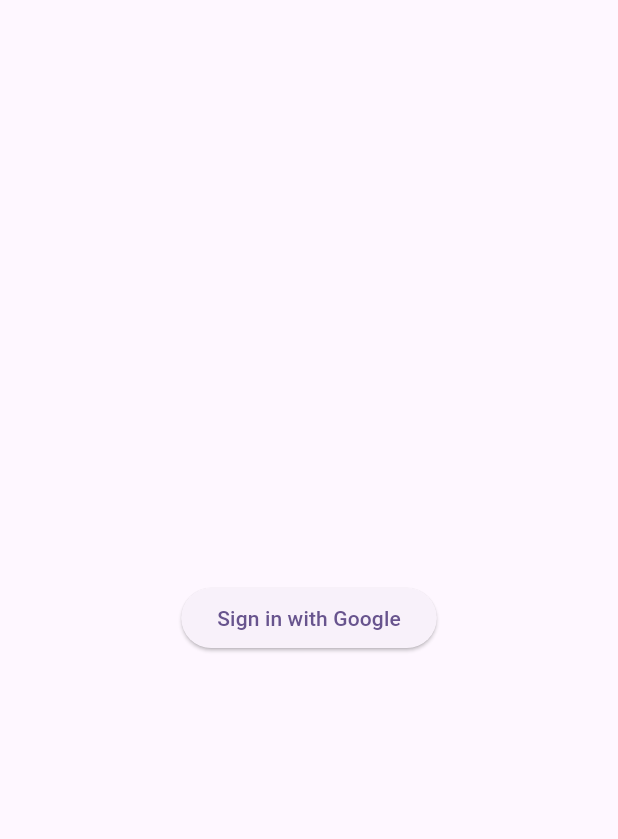
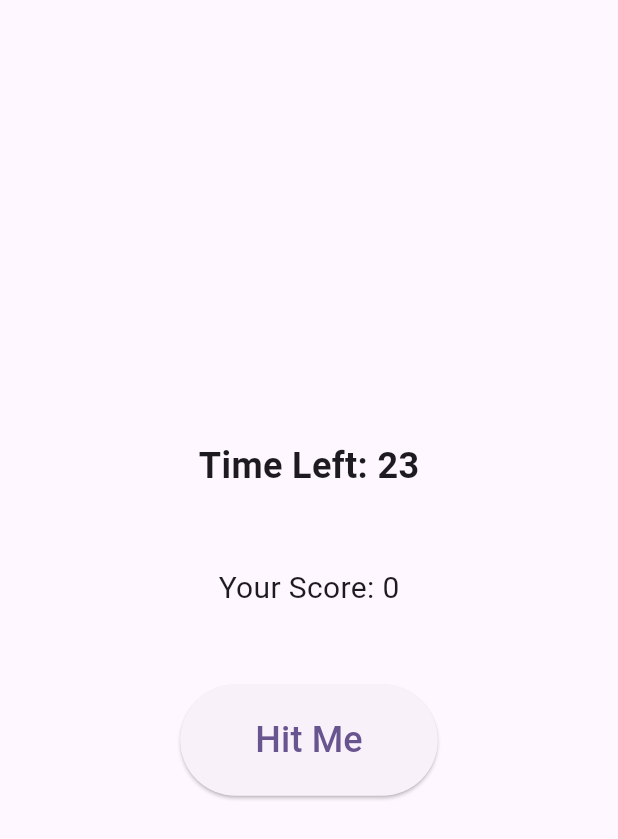
Before and after one commit to BhavikBrainHive/webapp, a Flutter app: the screen it shows after launch, on a phone screen of 412 x 824 dp. Shown: the top 839 px of the screen. Run offline on Flutter 3.47's test engine with Material 3 defaults, Android fonts, the light colour scheme and no system bars; our stand-ins replace cloud_firestore, firebase_auth, firebase_core, flutter_bloc, google_sign_in; missing offline and left inert: dart:html; accounts and stored records are empty; statements that could not run were skipped.

Commit message:
gameplay changes

```diff
--- a/lib/const/app_utils.dart
+++ b/lib/const/app_utils.dart
@@ -1,3 +1,4 @@
 class AppUtils {
   static const int gameSessionExpirationTimeInMills = 300000;
+  static const int gamePlayTimeInMills = 300000;
 }
--- /dev/null
+++ b/lib/game/gameplay.dart
@@ -0,0 +1,71 @@
+import 'package:flutter/material.dart';
+
+class Gameplay extends StatefulWidget {
+  @override
+  _GameplayState createState() => _GameplayState();
+}
+
+class _GameplayState extends State<Gameplay> {
+  int score = 0;
+  int timer = 30;
+
+  @override
+  void initState() {
+    super.initState();
+    startTimer();
+  }
+
+  void startTimer() {
+    Future.delayed(const Duration(seconds: 1), () {
+      if (timer > 0) {
+        setState(() {
+          timer--;
+        });
+        startTimer();
+      } else {
+        /*Navigator.push(
+          context,
+          MaterialPageRoute(builder: (context) => ResultScreen(score: score)),
+        );*/
+      }
+    });
+  }
+
+  void incrementScore() {
+    setState(() {
+      score++;
+    });
+    // Here, you can also update the Firestore score in real-time.
+  }
+
+  @override
+  Widget build(BuildContext context) {
+    return Scaffold(
+      body: Center(
+        child: Column(
+          mainAxisAlignment: MainAxisAlignment.center,
+          children: [
+            Text(
+              'Time Left: $timer',
+              style: const TextStyle(fontSize: 24, fontWeight: FontWeight.bold),
+            ),
+            const SizedBox(height: 50),
+            Text(
+              'Your Score: $score',
+              style: const TextStyle(fontSize: 20),
+            ),
+            const SizedBox(height: 50),
+            ElevatedButton(
+              onPressed: incrementScore,
+              style: ElevatedButton.styleFrom(
+                padding:
+                    const EdgeInsets.symmetric(horizontal: 50, vertical: 20),
+              ),
+              child: const Text('Hit Me', style: TextStyle(fontSize: 24)),
+            ),
+          ],
+        ),
+      ),
+    );
+  }
+}
--- a/lib/main.dart
+++ b/lib/main.dart
@@ -2,6 +2,7 @@
 import 'package:flutter/material.dart';
 import 'package:flutter_bloc/flutter_bloc.dart';
 import 'package:webapp/firebase_options.dart';
+import 'package:webapp/game/gameplay.dart';
 import 'package:webapp/home/home.dart';
 import 'package:webapp/lobby/bloc/lobby_bloc.dart';
 import 'package:webapp/lobby/lobby.dart';
@@ -25,9 +26,10 @@
   Widget build(BuildContext context) {
     return MaterialApp(
       title: 'Flutter Demo',
-      initialRoute: '/login',
+      initialRoute: '/gamePlay',
       routes: {
         '/login': (context) => const LoginScreen(),
+        '/gamePlay': (context) => Gameplay(),
         '/home': (_) => BlocProvider<HomeBloc>(
               create: (_) => HomeBloc(),
               child: const Home(),
```
Also changed, not shown: firestore.indexes.json (+23 -1 lines), lib/game/bloc/gameplay_bloc.dart (added, +35 -0 lines), lib/game/bloc/gameplay_event.dart (added, +21 -0 lines), lib/game/bloc/gameplay_state.dart (added, +12 -0 lines), lib/lobby/bloc/lobby_bloc.dart (+3 -5 lines), 1 other file.
